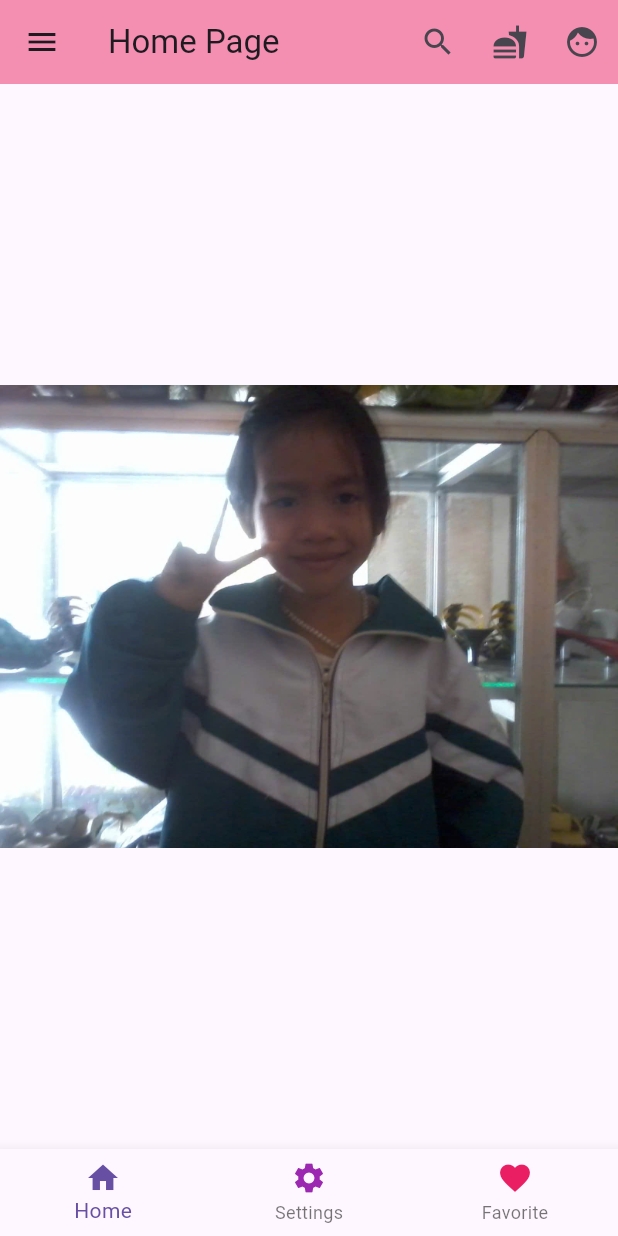
After one commit to hongphuoc291/prm393, a Flutter app: the screen it shows after launch, on a phone screen of 412 x 824 dp. The commit adds this screen. Run offline on Flutter 3.47's test engine with Material 3 defaults, Android fonts, the phone set to English and light mode, and no system bars.

Commit message:
tách Scaffold sang HomePage

```diff
--- /dev/null
+++ b/demowidget/lib/Views/Pages/HomePage.dart
@@ -0,0 +1,77 @@
+import 'package:flutter/material.dart';
+
+class Homepage extends StatelessWidget{
+  const Homepage({super.key});
+  void onPress() {}
+  @override
+  Widget build(BuildContext context) {
+    return Scaffold(
+      appBar: AppBar(
+        title: Text("Home Page"),
+        backgroundColor: Colors.pink[200],
+        leading: IconButton(
+          onPressed: onPress,
+          icon: Icon(Icons.menu),
+        ),
+        actions: [
+          IconButton(
+            onPressed: onPress,
+            icon: Icon(Icons.search),
+          ),
+          IconButton(
+            onPressed: onPress,
+            icon: Icon(Icons.fastfood),
+          ),
+          IconButton(
+            onPressed: onPress,
+            icon: Icon(Icons.face),
+          ),
+        ],
+      ),
+      body: Container(
+        height: MediaQuery.of(context).size.height,
+        width: double.infinity,
+        child: Image.asset("assets/images/phuoc.jpg", fit: BoxFit.contain,),
+
+      ),
+      bottomNavigationBar: BottomNavigationBar(
+        items: [
+          BottomNavigationBarItem(
+            label: "Home",
+            icon: Icon(Icons.home),
+          ),
+          BottomNavigationBarItem(
+            label: "Settings",
+            icon: Icon(Icons.settings, color: Colors.purple,),
+          ),
+          BottomNavigationBarItem(
+            label: "Favorite",
+            icon: Icon(Icons.favorite, color: Colors.pink,),
+          ),
+        ],
+      ),
+      // body: SafeArea(
+      //   child: RichText(
+      //     text: TextSpan(
+      //       text: "Hello ",
+      //       style: TextStyle(
+      //         color: Colors.deepPurple,
+      //         fontSize: 20,
+      //         fontWeight: FontWeight.bold,
+      //       ),
+      //       children: [
+      //         TextSpan(
+      //           text: "Phuoc ",
+      //           style: TextStyle(
+      //             color: Colors.blue,
+      //             fontSize: 20,
+      //             fontWeight: FontWeight.bold,
+      //           ),
+      //         ),
+      //       ],
+      //     ),
+      //   ),
+      // ),
+    );
+  }
+}
--- a/demowidget/lib/main.dart
+++ b/demowidget/lib/main.dart
@@ -1,3 +1,4 @@
+import 'package:demowidget/Views/Pages/HomePage.dart';
 import 'package:flutter/material.dart';
 
 void main() {
@@ -13,7 +14,8 @@ class MyApp extends StatelessWidget {
   Widget build(BuildContext context) {
     return MaterialApp(
       debugShowCheckedModeBanner: false,
-      home: Scaffold(
+     home: const Homepage(),
+     /* home: Scaffold(
         appBar: AppBar(
           title: Text("Home Page"),
           backgroundColor: Colors.pink[200],
@@ -80,7 +82,7 @@ class MyApp extends StatelessWidget {
         //     ),
         //   ),
         // ),
-      ),
+      ),*/
     );
   }
 }
```
